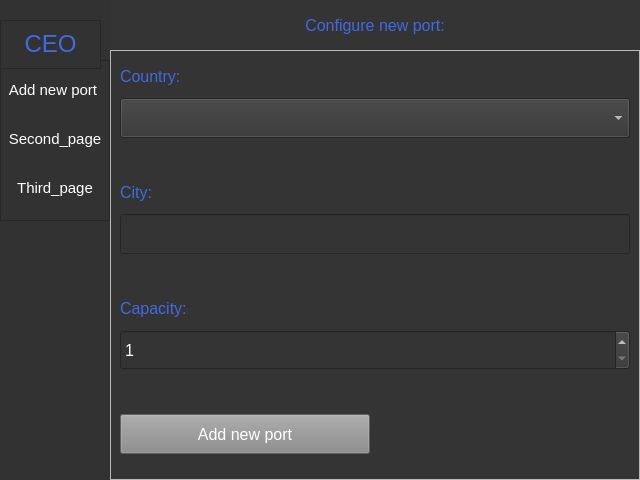
First picture: the form in Application/Resources/interfaces/ceo_panel.ui, repository MateuszPason/Cruise_trips, before the edit.
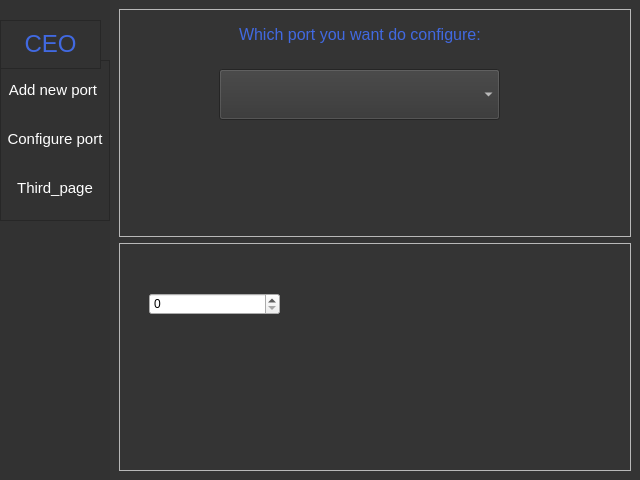
Second picture: the form after the edit.

Commit message: New panel (first step to change port details and interface with successful port add)

What changed in the file:
```diff
--- a/Application/Resources/interfaces/ceo_panel.ui
+++ b/Application/Resources/interfaces/ceo_panel.ui
@@ -134,7 +134,7 @@
           </size>
          </property>
          <property name="text">
-          <string>Second_page</string>
+          <string>Configure port</string>
          </property>
         </widget>
        </item>
@@ -236,7 +236,11 @@
          <bool>false</bool>
         </property>
         <property name="styleSheet">
-         <string notr="true"/>
+         <string notr="true">QComboBox {
+background-color: #343434;
+font-size: 12pt;
+color: #FFFFFF;
+}</string>
         </property>
         <property name="currentIndex">
          <number>1</number>
@@ -552,6 +556,74 @@
          <property name="autoFillBackground">
           <bool>false</bool>
          </property>
+         <layout class="QVBoxLayout" name="verticalLayout_6">
+          <item>
+           <widget class="QFrame" name="frame_2">
+            <property name="frameShape">
+             <enum>QFrame::StyledPanel</enum>
+            </property>
+            <property name="frameShadow">
+             <enum>QFrame::Raised</enum>
+            </property>
+            <widget class="QLabel" name="label">
+             <property name="geometry">
+              <rect>
+               <x>120</x>
+               <y>10</y>
+               <width>251</width>
+               <height>31</height>
+              </rect>
+             </property>
+             <property name="text">
+              <string>Which port you want do configure:</string>
+             </property>
+            </widget>
+            <widget class="QComboBox" name="port_comboBox">
+             <property name="geometry">
+              <rect>
+               <x>100</x>
+               <y>60</y>
+               <width>281</width>
+               <height>51</height>
+              </rect>
+             </property>
+            </widget>
+           </widget>
+          </item>
+          <item>
+           <widget class="QFrame" name="frame_3">
+            <property name="frameShape">
+             <enum>QFrame::StyledPanel</enum>
+            </property>
+            <property name="frameShadow">
+             <enum>QFrame::Raised</enum>
+            </property>
+            <widget class="QSpinBox" name="port_capacity_change">
+             <property name="geometry">
+              <rect>
+               <x>30</x>
+               <y>50</y>
+               <width>131</width>
+               <height>22</height>
+              </rect>
+             </property>
+            </widget>
+            <widget class="QLabel" name="num_of_ports">
+             <property name="geometry">
+              <rect>
+               <x>280</x>
+               <y>50</y>
+               <width>161</width>
+               <height>16</height>
+              </rect>
+             </property>
+             <property name="text">
+              <string/>
+             </property>
+            </widget>
+           </widget>
+          </item>
+         </layout>
         </widget>
        </widget>
       </item>
```
Left out of the diff: 8 changed lines with no effect on the pictures. The commit also changes 3 other files.
